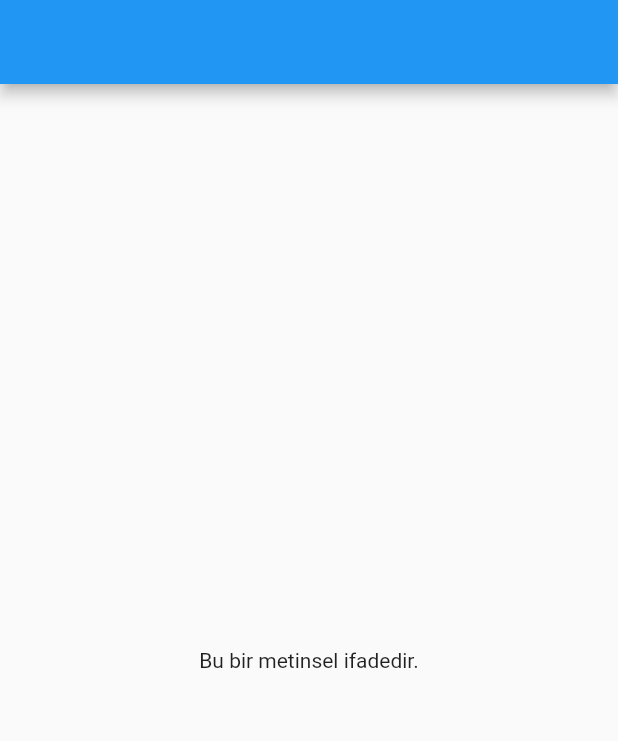
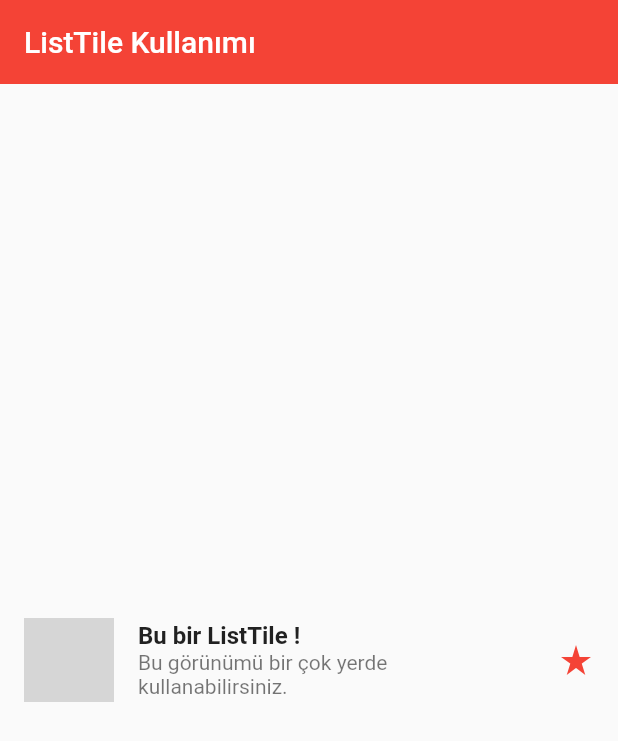
Before and after one commit to umutocak/turkce_flutter_egitimi, a Flutter app: the screen it shows after launch, on a phone screen of 412 x 824 dp. Shown: the top 741 px of the screen. Run offline on Flutter 3.47's test engine with Material 2 defaults, Android fonts, the phone set to English and light mode, and no system bars; network calls fail; grey boxes are pictures that could not be loaded.

Commit message:
Added ListTile Widget

```diff
--- a/lib/main.dart
+++ b/lib/main.dart
@@ -1,5 +1,9 @@
 import 'package:flutter/material.dart';
-import 'package:flutter_egitimi/widgets/text/text_widget.dart';
+import 'package:flutter_egitimi/widgets/listtile/listtile_widget.dart';
+// import 'package:flutter_egitimi/widgets/richText/rich_text_widget.dart';
+// import 'package:flutter_egitimi/widgets/row-column/row_widget.dart';
+// import 'package:flutter_egitimi/widgets/text/text_widget.dart';
+// import 'widgets/row-column/column_widget.dart';
 
 void main() {
   runApp(const MyApp());
@@ -13,7 +17,8 @@ class MyApp extends StatelessWidget {
     return MaterialApp(
       title: 'Flutter Demo',
       theme: ThemeData(primarySwatch: Colors.blue),
-      home: const TextWidget(),
+      home: const ListTileWidget(),
+      debugShowCheckedModeBanner: false,
     );
   }
 }
--- /dev/null
+++ b/lib/widgets/listtile/listtile_widget.dart
@@ -0,0 +1,26 @@
+import 'package:flutter/material.dart';
+
+class ListTileWidget extends StatelessWidget {
+  const ListTileWidget({super.key});
+
+  @override
+  Widget build(BuildContext context) {
+    return Scaffold(
+      appBar: AppBar(centerTitle: false, title: const Text("ListTile Kullanımı"), backgroundColor: Colors.red, elevation: 0),
+      body: Center(
+        child: ListTile(
+          // leading: ListTile widget'ın sol tarafını bahsetmektedir. Buraya istediğiniz Widget tipini koyabilirsiniz
+          leading: const CircleAvatar(radius: 30, backgroundImage: NetworkImage("https://avatars.githubusercontent.com/u/48753655?v=4")),
+          title: const Text("Bu bir ListTile !",
+              style: TextStyle(
+                  fontWeight:
+                      FontWeight.bold)), // Title kısmı, buraya istediğiniz Widget tasarımını koyabilirsiniz. Ben örnek olarak Text Widget kullandım.
+          subtitle: const Text(
+              "Bu görünümü bir çok yerde kullanabilirsiniz."), // Açıklama kısmı, buraya istediğiniz Widget tasarımını koyabilirsiniz. Ben örnek olarak Text Widget kullandım.
+          trailing: const Icon(Icons.star_rate, color: Colors.red), // En sağ kısma gelecek icon veya koymak istediğiniz bir Widget
+          onTap: () => print("ListTile tıklama işlemi başarılı !"), // ListTile tıklama özelliği
+        ),
+      ),
+    );
+  }
+}
--- a/lib/widgets/text/text_widget.dart
+++ b/lib/widgets/text/text_widget.dart
@@ -1,5 +1,4 @@
 import 'package:flutter/material.dart';
-
 
 // Uygulama içerisinde metin kullanmanıza olanak sağlayan bir widget.
 class TextWidget extends StatelessWidget {
@@ -8,8 +7,19 @@ class TextWidget extends StatelessWidget {
   @override
   Widget build(BuildContext context) {
     return Scaffold(
-      appBar: AppBar(),
-      body: const Center(child: Text("Bu bir metinsel ifadedir."),), // Text widget ile bir metin ekledik.
+      appBar: AppBar(centerTitle: false, title: const Text("Text Kullanımı"), backgroundColor: Colors.red, elevation: 0),
+      body: const Center(
+        child: Text(
+          "Bu bir metinsel ifadedir.",
+          // Yazının tasarımını bu şekilde ayarlayabilirsiniz.
+          style: TextStyle(
+            fontWeight: FontWeight.bold,
+            fontSize: 22,
+            color: Colors.green,
+            fontStyle: FontStyle.italic,
+          ),
+        ),
+      ), // Text widget ile bir metin ekledik.
     );
   }
 }
```
Also changed, not shown: lib/widgets/richText/rich_text_widget.dart (+8 -4 lines), lib/widgets/row-column/column_widget.dart (+10 -8 lines), lib/widgets/row-column/row_widget.dart (+10 -8 lines), 2 other files.
